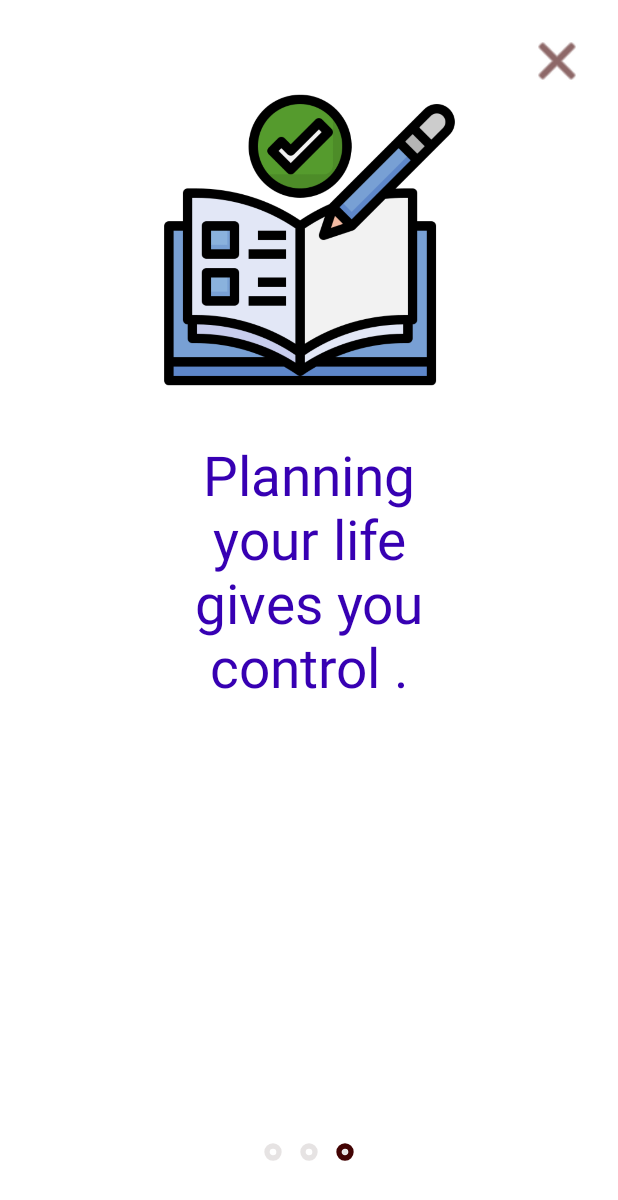
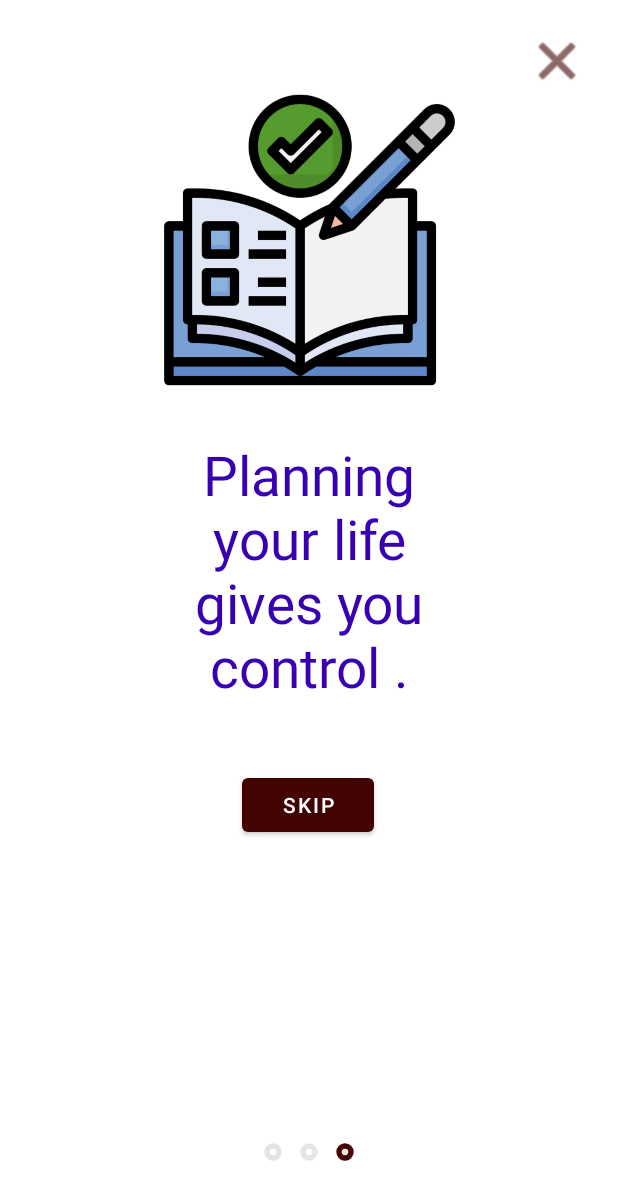
Before and after one commit to sumeyraozugur/TodoApplication, an Android app: the screen it shows after launch (MainActivity), item 3 of the bottom bar chosen, on a phone screen of 412 x 824 dp. Shown: the top 1200 px of the screen. Run offline under Robolectric (Android 15) with nearby library versions, the phone set to English and light mode, and no system bars; our stand-ins replace navigation-ui, sdp/ssp sizes.

Commit message:
button is added in viewPage

```diff
--- a/app/src/main/java/com/example/todo/MainActivity.kt
+++ b/app/src/main/java/com/example/todo/MainActivity.kt
@@ -61,7 +61,7 @@ class MainActivity : AppCompatActivity() {
         val myWorkRequest: PeriodicWorkRequest = PeriodicWorkRequestBuilder<TodoWorker>(
             10,
             TimeUnit.MINUTES)
-            .setInitialDelay(60, TimeUnit.MINUTES)
+          //  .setInitialDelay(60, TimeUnit.MINUTES)
             .setConstraints(constraint)
             .build()
         WorkManager.getInstance(this@MainActivity).enqueueUniquePeriodicWork(
--- a/app/src/main/java/com/example/todo/listener/OnDoneItemListener.kt
+++ /dev/null
@@ -1,8 +0,0 @@
-package com.example.todo.listener
-
-import com.example.todo.model.TodoModel
-
-interface OnDoneItemListener {
-    fun star(todo: TodoModel)
-
-}
--- a/app/src/main/java/com/example/todo/listener/OnListItemListener.kt
+++ b/app/src/main/java/com/example/todo/listener/OnListItemListener.kt
@@ -5,5 +5,4 @@ import com.example.todo.model.TodoModel
 interface OnListItemListener {
     fun delete(todo:TodoModel)
 
-
 }
--- a/app/src/main/java/com/example/todo/ui/update/UpdateFragment.kt
+++ b/app/src/main/java/com/example/todo/ui/update/UpdateFragment.kt
@@ -5,6 +5,8 @@ import android.text.TextUtils
 import android.view.View
 import android.widget.Toast
 import androidx.fragment.app.Fragment
+import androidx.fragment.app.viewModels
+import androidx.lifecycle.ViewModel
 import androidx.lifecycle.ViewModelProvider
 import androidx.navigation.NavController
 import androidx.navigation.Navigation
@@ -28,7 +30,10 @@ class UpdateFragment : Fragment(R.layout.fragment_update) {
     override fun onViewCreated(view: View, savedInstanceState: Bundle?) {
         super.onViewCreated(view, savedInstanceState)
 
-        updateViewModel = ViewModelProvider(this)[UpdateViewModel::class.java]
+        //updateViewModel = ViewModelProvider(this)[UpdateViewModel::class.java]  or
+        val tempViewModel:UpdateViewModel by viewModels()
+        updateViewModel = tempViewModel
+
         //ıt shows what you chose by safeArgs
         binding.etUpdate.setText(args.objectUpdate.task)
 
--- a/app/src/main/java/com/example/todo/ui/viewpage/BannerAdapter.kt
+++ b/app/src/main/java/com/example/todo/ui/viewpage/BannerAdapter.kt
@@ -25,6 +25,12 @@ class BannerAdapter(
         holder.binding.apply {
             itemBannerImage.setImageResource(banner.imageResId) //setBackgroundResource(banner.imageResId)
             itemBannerText.text = banner.text
+
+            if (position == bannerList.size-1)
+                itemBtn.visibility = View.VISIBLE
+                itemBtn.setOnClickListener {
+                onNavigateListener.navigate()
+            }
         }
     }
 
--- a/app/src/main/res/layout/item_banner.xml
+++ b/app/src/main/res/layout/item_banner.xml
@@ -1,19 +1,18 @@
 <?xml version="1.0" encoding="utf-8"?>
 
-    <androidx.constraintlayout.widget.ConstraintLayout
+<androidx.constraintlayout.widget.ConstraintLayout xmlns:android="http://schemas.android.com/apk/res/android"
+    xmlns:app="http://schemas.android.com/apk/res-auto"
     android:layout_width="match_parent"
-        android:layout_height="match_parent"
-        xmlns:android="http://schemas.android.com/apk/res/android"
-        xmlns:app="http://schemas.android.com/apk/res-auto">
+    android:layout_height="match_parent">
 
     <ImageView
         android:id="@+id/itemBannerImage"
         android:layout_width="250dp"
         android:layout_height="200dp"
+        android:contentDescription="Sumyra"
         app:layout_constraintEnd_toEndOf="parent"
         app:layout_constraintStart_toStartOf="parent"
-            app:layout_constraintTop_toTopOf="parent"
-            android:contentDescription="Sumyra" />
+        app:layout_constraintTop_toTopOf="parent" />
 
     <TextView
         android:id="@+id/itemBannerText"
@@ -27,5 +26,15 @@
         app:layout_constraintStart_toStartOf="@+id/itemBannerImage"
         app:layout_constraintTop_toBottomOf="@+id/itemBannerImage" />
 
+    <Button
+        android:id="@+id/itemBtn"
+        style="@style/BtnStyle"
+        android:layout_marginTop="44dp"
+        android:text="Skip"
+        android:visibility="gone"
+        app:layout_constraintEnd_toEndOf="parent"
+        app:layout_constraintHorizontal_bias="0.498"
+        app:layout_constraintStart_toStartOf="parent"
+        app:layout_constraintTop_toBottomOf="@+id/itemBannerText" />
 
 </androidx.constraintlayout.widget.ConstraintLayout>
```
Also changed, not shown: app/src/main/java/com/example/todo/ui/done/DoneAdapter.kt (+4 -6 lines), app/src/main/java/com/example/todo/ui/done/DoneFragment.kt (+2 -11 lines). Lines whose indentation alone changed are shown as unchanged.
